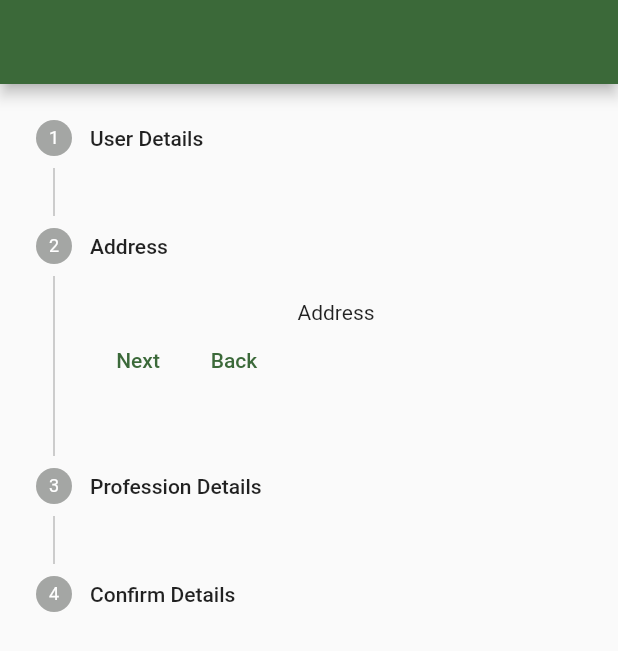
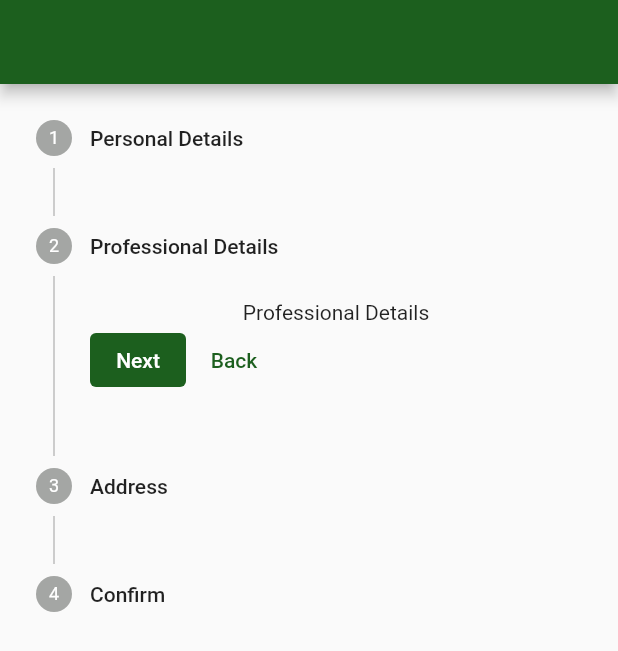
Before and after one commit to Toxicann/useful_widgets, a Flutter app: the screen it shows after launch, after a tap on "Next", on a phone screen of 412 x 824 dp. Shown: the top 651 px of the screen. Run offline on Flutter 3.47's test engine with Material 2 defaults, Android fonts, the phone set to English and light mode, and no system bars.

Commit message:
button Styling

```diff
--- a/lib/main.dart
+++ b/lib/main.dart
@@ -1,3 +1,5 @@
+import 'dart:developer';
+
 import 'package:flutter/material.dart';
 
 import 'widgets/stepper_widget.dart';
@@ -16,6 +18,7 @@ class MyApp extends StatelessWidget {
       debugShowCheckedModeBanner: false,
       theme: ThemeData(
           colorScheme: ColorScheme.fromSeed(
+        primary: const Color(0xff1c5f1e),
         seedColor: Colors.green,
         surface: const Color(0xff083409),
         brightness: Brightness.light,
@@ -29,10 +32,13 @@ class MyHomePage extends StatelessWidget {
   MyHomePage({super.key});
 
   final List<Map<String, dynamic>> itemList = [
-    {"title": "User Details", "widget": const Text("User Details")},
+    {"title": "Personal Details", "widget": const Text("Personal Details")},
+    {
+      "title": "Professional Details",
+      "widget": const Text("Professional Details")
+    },
     {"title": "Address", "widget": const Text("Address")},
-    {"title": "Profession Details", "widget": const Text("Profession Details")},
-    {"title": "Confirm Details", "widget": const Text("Confirm Details")},
+    {"title": "Confirm", "widget": const Text("Confirm")},
   ];
 
   @override
@@ -41,6 +47,7 @@ class MyHomePage extends StatelessWidget {
       appBar: AppBar(),
       body: StepperWidget(
         itemList: itemList,
+        onConfirm: () => log("confirmed!!"),
       ),
     );
   }
--- a/lib/widgets/stepper_widget.dart
+++ b/lib/widgets/stepper_widget.dart
@@ -38,32 +38,15 @@ class _StepperWidgetState extends State<StepperWidget> {
       controlsBuilder: (context, details) {
         return Row(
           children: _index == 0
-              ? [
-                  TextButton(
-                    onPressed: onStepContinue,
-                    child: const Text("Next"),
-                  )
-                ]
+              ? [continueTextButton("Next", onStepContinue)]
               : _index > 0 && _index < widget.itemList.length - 1
                   ? [
-                      TextButton(
-                        onPressed: onStepContinue,
-                        child: const Text("Next"),
-                      ),
-                      TextButton(
-                        onPressed: onStepCancel,
-                        child: const Text("Back"),
-                      )
+                      continueTextButton("Next", onStepContinue),
+                      cancelTextButton("Back", onStepCancel),
                     ]
                   : [
-                      TextButton(
-                        onPressed: widget.onConfirm,
-                        child: const Text("Confirm"),
-                      ),
-                      TextButton(
-                        onPressed: onStepCancel,
-                        child: const Text("Back"),
-                      )
+                      continueTextButton("Confirm", widget.onConfirm),
+                      cancelTextButton("Back", onStepCancel),
                     ],
         );
       },
@@ -73,4 +56,22 @@ class _StepperWidgetState extends State<StepperWidget> {
           .toList(),
     );
   }
+
+  TextButton cancelTextButton(String title, VoidCallback? onPressed) {
+    return TextButton(
+      onPressed: onPressed,
+      child: const Text("Back"),
+    );
+  }
+
+  TextButton continueTextButton(String title, VoidCallback? onPressed) {
+    return TextButton(
+      onPressed: onPressed,
+      style: TextButton.styleFrom(
+        backgroundColor: Theme.of(context).colorScheme.primary,
+        foregroundColor: Colors.white,
+      ),
+      child: Text(title),
+    );
+  }
 }
```
